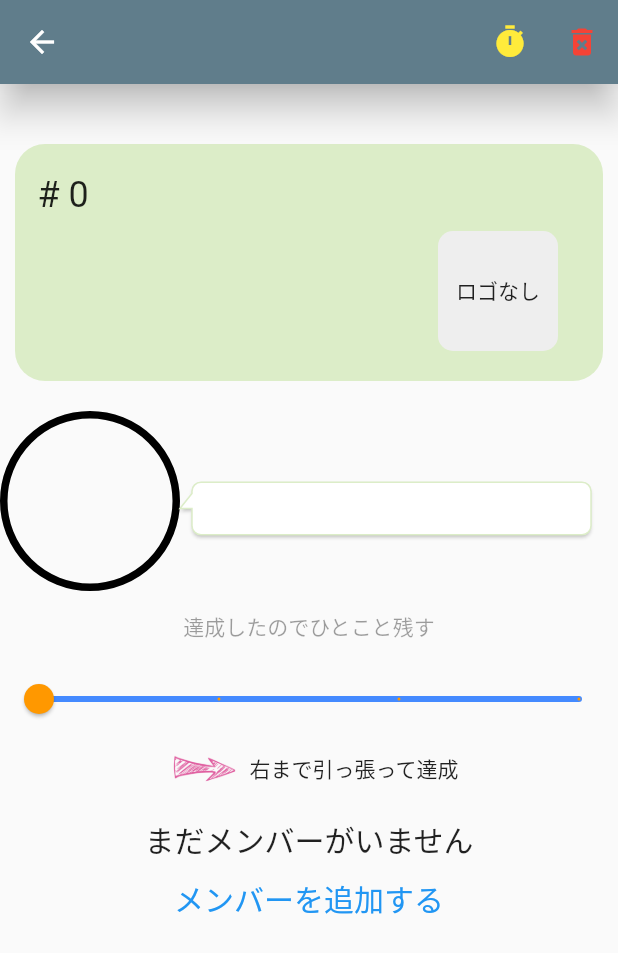
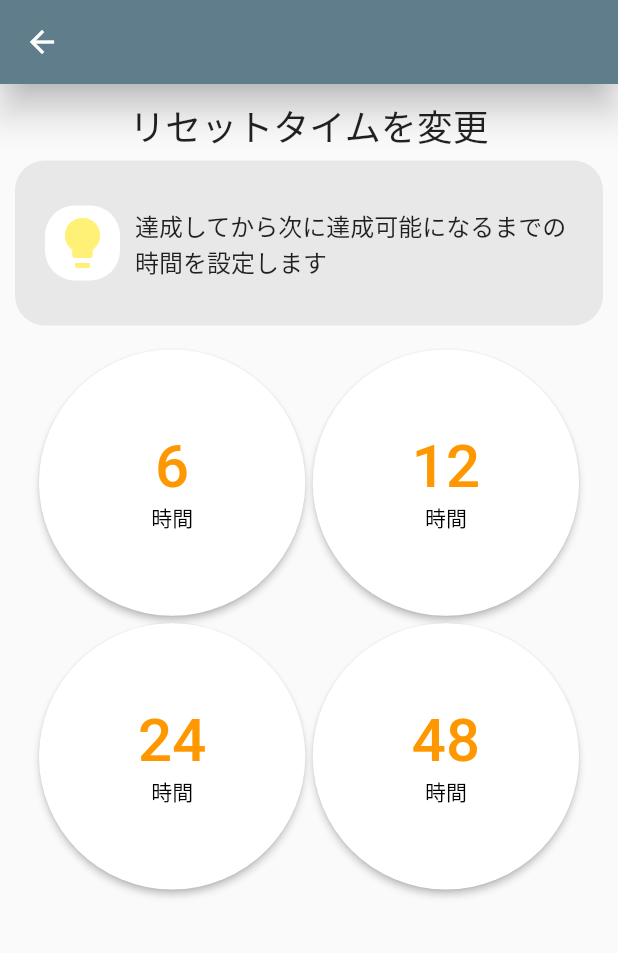
Before and after one commit to y0303noki/YellApp, a Flutter app: the MyAchievementPage screen opened directly, after a tap on the "timer" icon, on a phone screen of 412 x 824 dp. Shown: the top 953 px of the screen. Run offline on Flutter 3.47's test engine with Material 2 defaults, Android fonts, the light colour scheme and no system bars; drawn by our look-alikes of bubble; our stand-ins replace cloud_firestore, firebase_auth, firebase_core, flutter_hooks, hooks_riverpod, share and 1 more; accounts and stored records are empty; network calls fail.

Commit message:
一旦コミット

```diff
--- a/lib/firebase/my_goal_firebase.dart
+++ b/lib/firebase/my_goal_firebase.dart
@@ -82,6 +82,7 @@ class MyGoalFirebase {
       achievedDayOrTime: data['tempGoalModel'] ?? '',
       achievedMyComment: data['achievedMyComment'] ?? '',
       logoImageNumber: data['logoImageNumber'] ?? -1,
+      resetHour: data['resetHour'] ?? 0,
       isDeleted: data['isDeleted'] ?? false,
       createdAt: data['createdAt'].toDate(),
       updatedAt: data['updatedAt'].toDate(),
@@ -145,6 +146,7 @@ class MyGoalFirebase {
       tempGoalModel.updatedCurrentDayAt = data['updatedCurrentDayAt']?.toDate();
       tempGoalModel.achievedDayOrTime = data['achievedDayOrTime'] ?? '';
       tempGoalModel.achievedMyComment = data['achievedMyComment'] ?? '';
+      tempGoalModel.resetHour = data['resetHour'] ?? 0;
       tempGoalModel.isDeleted = data['isDeleted'] ?? false;
       tempGoalModel.createdAt = data['createdAt'].toDate();
       tempGoalModel.updatedAt = data['updatedAt'].toDate();
@@ -182,6 +184,7 @@ class MyGoalFirebase {
         achievedDayOrTime: data['tempGoalModel'] ?? '',
         achievedMyComment: data['achievedMyComment'] ?? '',
         logoImageNumber: data['logoImageNumber'] ?? -1,
+        resetHour: data['resetHour'] ?? 0,
         isDeleted: data['isDeleted'] ?? false,
         createdAt: data['createdAt'].toDate(),
         updatedAt: data['updatedAt'].toDate(),
@@ -210,6 +213,7 @@ class MyGoalFirebase {
     addObject['achievedDayOrTime'] = myGoalModel.achievedDayOrTime;
     addObject['achievedMyComment'] = myGoalModel.achievedMyComment;
     addObject['updatedCurrentDayAt'] = null;
+    addObject['resetHour'] = 24; // デフォルトは24hにしておく
     addObject['isDeleted'] = false;
     addObject['createdAt'] = now;
     addObject['updatedAt'] = now;
@@ -240,6 +244,7 @@ class MyGoalFirebase {
         achievedDayOrTime: addObject['achievedDayOrTime'],
         achievedMyComment: addObject['achievedMyComment'],
         isDeleted: addObject['isDeleted'] ?? false,
+        resetHour: addObject['resetHour'] ?? 0,
         createdAt: addObject['createdAt'],
         updatedAt: addObject['updatedAt'],
       );
--- a/lib/screen/my/my_achievement_page.dart
+++ b/lib/screen/my/my_achievement_page.dart
@@ -9,6 +9,7 @@ import 'package:yell_app/model/member.dart';
 import 'package:yell_app/model/myGoal.dart';
 import 'package:yell_app/model/yell_message.dart';
 import 'package:yell_app/screen/my/invite_main_page.dart';
+import 'package:yell_app/screen/my/reset_time_page.dart';
 import 'package:yell_app/screen/my/select_log_page.dart';
 import 'package:yell_app/state/invite_provider.dart';
 import 'package:yell_app/state/my_achievment_provider.dart';
@@ -40,7 +41,22 @@ class MyAchievementPage extends ConsumerWidget {
         actions: [
           // リセットタイマー
           IconButton(
-            onPressed: () async {},
+            onPressed: () async {
+              Navigator.push(
+                context,
+                MaterialPageRoute(
+                  builder: (context) => const ResetTimePage(),
+                ),
+              ).then(
+                (value) {
+                  // ロゴを選択してたらリロードする
+                  if (value != null && value) {
+                    myAchievment.refresh = true;
+                    myAchievment.refreshNotifyListeners();
+                  }
+                },
+              );
+            },
             icon: const Icon(
               Icons.timer,
               color: Colors.yellow,
--- /dev/null
+++ b/lib/screen/my/reset_time_page.dart
@@ -0,0 +1,126 @@
+import 'package:flutter/material.dart';
+import 'package:hooks_riverpod/hooks_riverpod.dart';
+import 'package:yell_app/components/widget/common_widget.dart';
+import 'package:yell_app/components/widget/text_widget.dart';
+import 'package:yell_app/firebase/my_goal_firebase.dart';
+import 'package:yell_app/state/my_achievment_provider.dart';
+
+MyGoalFirebase _myGoalFirebase = MyGoalFirebase();
+
+///  リセットタイムページ
+class ResetTimePage extends ConsumerWidget {
+  const ResetTimePage({Key? key}) : super(key: key);
+
+  @override
+  Widget build(BuildContext context, WidgetRef ref) {
+    final myAchievment = ref.watch(myAchievmentProvider);
+
+    return Scaffold(
+      appBar: AppBar(
+        backgroundColor: Colors.blueGrey,
+        elevation: 10,
+      ),
+      body: Container(
+        margin: const EdgeInsets.only(
+          left: 10,
+          right: 10,
+        ),
+        child: Column(
+          mainAxisAlignment: MainAxisAlignment.spaceBetween,
+          children: [
+            Container(
+              margin: const EdgeInsets.only(
+                top: 10,
+                bottom: 5,
+              ),
+              child: TextWidget.headLineText5('リセットタイムを変更'),
+            ),
+            CommonWidget.descriptionWidget(
+              CommonWidget.lightbulbIcon(),
+              '達成してから次に達成可能になるまでの時間を設定します',
+            ),
+            Expanded(
+              child: Container(
+                padding: const EdgeInsets.all(16.0),
+                child: GridView.count(
+                  crossAxisSpacing: 5.0,
+                  mainAxisSpacing: 5.0,
+                  scrollDirection: Axis.vertical,
+                  crossAxisCount: 2,
+                  children: _templateButton(context, myAchievment),
+                ),
+              ),
+            ),
+          ],
+        ),
+      ),
+    );
+  }
+
+  _templateButton(BuildContext context, MyAchievment myAchievment) {
+    return [
+      _tileButton(
+        context,
+        myAchievment,
+        6,
+      ),
+      _tileButton(
+        context,
+        myAchievment,
+        12,
+      ),
+      _tileButton(
+        context,
+        myAchievment,
+        24,
+      ),
+      _tileButton(
+        context,
+        myAchievment,
+        48,
+      ),
+    ];
+  }
+
+  Widget _tileButton(
+      BuildContext context, MyAchievment myAchievment, int _hour) {
+    return GridTile(
+      child: ElevatedButton(
+        child: Column(
+          mainAxisAlignment: MainAxisAlignment.center,
+          children: [
+            Text(
+              _hour.toString(),
+              style: TextStyle(
+                color: myAchievment.resetHour == _hour
+                    ? Colors.white
+                    : Colors.orange,
+                fontSize: 40,
+              ),
+            ),
+            Text(
+              '時間',
+              style: TextStyle(
+                color: myAchievment.resetHour == _hour
+                    ? Colors.white
+                    : Colors.black,
+                // fontSize: 40,
+              ),
+            )
+          ],
+        ),
+        style: ElevatedButton.styleFrom(
+          primary:
+              myAchievment.resetHour == _hour ? Colors.orange : Colors.white,
+          onPrimary: Colors.black,
+          shape: const StadiumBorder(),
+        ),
+        onPressed: () async {
+          // リセットタイマー更新
+          await _myGoalFirebase.updateresetHour(myAchievment.goalId, _hour);
+          Navigator.of(context).pop(true);
+        },
+      ),
+    );
+  }
+}
```
Also changed, not shown: lib/screen/other/other_yell_main_page.dart (+109 -83 lines), lib/state/my_achievment_provider.dart (+17 -6 lines), lib/state/other_achievment_provider.dart (+8 -15 lines), images/tokei.png (added), images/tokeiban.jpeg (added), images/tokeibantouka.png (added).
